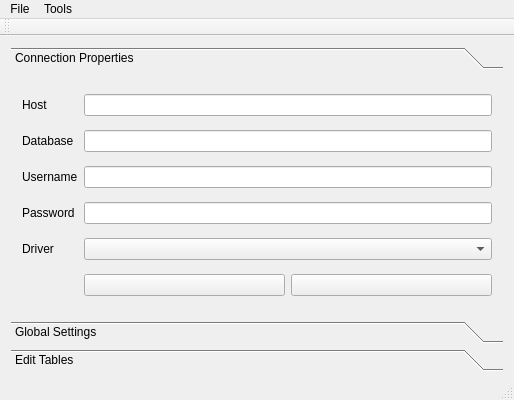
Before: the Qt Designer form conf_app/conf_app.ui in doublebyte1/app_solution, drawn with Qt 5.
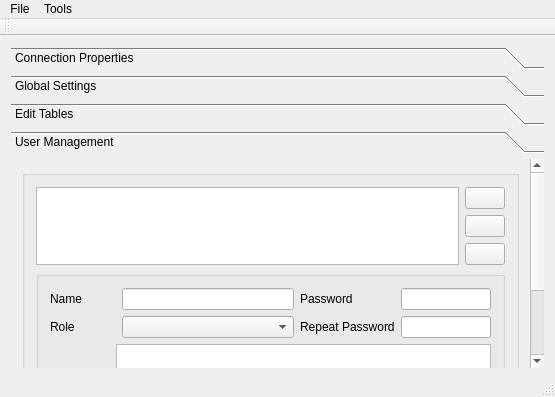
After: the same form once the commit is applied. The open tabs and pages were chosen to show the change. Icons and pictures are not drawn.

Commit message: - Fixed bug of not updating the process type, when navigating through the tabs; - Fixed bug of not cleaning all active queries when disconnecting from db (conf_app) - Updating various strings (app_new) - Started implementing UI for user managing: * created the forms on the designer * created code for previewing the users on the db * created code for adding new user * refactored code to make it general (also applicable to roles)y

Diff of the .ui file:
```diff
--- a/conf_app/conf_app.ui
+++ b/conf_app/conf_app.ui
@@ -6,8 +6,8 @@
    <rect>
     <x>0</x>
     <y>0</y>
-    <width>514</width>
-    <height>400</height>
+    <width>555</width>
+    <height>397</height>
    </rect>
   </property>
   <property name="windowTitle">
@@ -18,8 +18,8 @@
     <normaloff>:/conf_app/conf_app.ico</normaloff>:/conf_app/conf_app.ico</iconset>
   </property>
   <widget class="QWidget" name="centralWidget">
-   <layout class="QGridLayout" name="gridLayout_3">
-    <item row="0" column="0">
+   <layout class="QVBoxLayout" name="verticalLayout_7">
+    <item>
      <widget class="QToolBox" name="toolBox">
       <property name="currentIndex">
        <number>0</number>
@@ -29,8 +29,8 @@
         <rect>
          <x>0</x>
          <y>0</y>
-         <width>496</width>
-         <height>251</height>
+         <width>537</width>
+         <height>221</height>
         </rect>
        </property>
        <attribute name="label">
@@ -391,6 +391,241 @@
         </item>
        </layout>
       </widget>
+      <widget class="QWidget" name="page_2">
+       <property name="geometry">
+        <rect>
+         <x>0</x>
+         <y>0</y>
+         <width>521</width>
+         <height>308</height>
+        </rect>
+       </property>
+       <attribute name="label">
+        <string>User Management</string>
+       </attribute>
+       <layout class="QVBoxLayout" name="verticalLayout_6">
+        <item>
+         <widget class="QGroupBox" name="groupUsers">
+          <property name="title">
+           <string/>
+          </property>
+          <layout class="QVBoxLayout" name="verticalLayout_9">
+           <item>
+            <layout class="QHBoxLayout" name="horizontalLayout_10">
+             <item>
+              <widget class="QTableView" name="tableUsers">
+               <property name="sizePolicy">
+                <sizepolicy hsizetype="Expanding" vsizetype="Expanding">
+                 <horstretch>0</horstretch>
+                 <verstretch>0</verstretch>
+                </sizepolicy>
+               </property>
+              </widget>
+             </item>
+             <item>
+              <layout class="QVBoxLayout" name="verticalLayout_4">
+               <item>
+                <widget class="QPushButton" name="pushNewUser">
+                 <property name="toolTip">
+                  <string>Create new user</string>
+                 </property>
+                 <property name="statusTip">
+                  <string>Create new user</string>
+                 </property>
+                 <property name="whatsThis">
+                  <string>Creates new user</string>
+                 </property>
+                 <property name="text">
+                  <string/>
+                 </property>
+                 <property name="icon">
+                  <iconset resource="conf_app.qrc">
+                   <normaloff>:/conf_app/filenew.png</normaloff>:/conf_app/filenew.png</iconset>
+                 </property>
+                </widget>
+               </item>
+               <item>
+                <widget class="QPushButton" name="pushEdit">
+                 <property name="sizePolicy">
+                  <sizepolicy hsizetype="Preferred" vsizetype="Fixed">
+                   <horstretch>0</horstretch>
+                   <verstretch>0</verstretch>
+                  </sizepolicy>
+                 </property>
+                 <property name="toolTip">
+                  <string>Edit user</string>
+                 </property>
+                 <property name="statusTip">
+                  <string>Edit user</string>
+                 </property>
+                 <property name="whatsThis">
+                  <string>Edits user</string>
+                 </property>
+                 <property name="text">
+                  <string/>
+                 </property>
+                 <property name="icon">
+                  <iconset resource="conf_app.qrc">
+                   <normaloff>:/conf_app/pencil.png</normaloff>:/conf_app/pencil.png</iconset>
+                 </property>
+                 <property name="checkable">
+                  <bool>true</bool>
+                 </property>
+                </widget>
+               </item>
+               <item>
+                <widget class="QPushButton" name="pushRemove_2">
+                 <property name="sizePolicy">
+                  <sizepolicy hsizetype="Preferred" vsizetype="Fixed">
+                   <horstretch>0</horstretch>
+                   <verstretch>0</verstretch>
+                  </sizepolicy>
+                 </property>
+                 <property name="toolTip">
+                  <string>Remove user</string>
+                 </property>
+                 <property name="statusTip">
+                  <string>Remove user</string>
+                 </property>
+                 <property name="whatsThis">
+                  <string>Removes user</string>
+                 </property>
+                 <property name="text">
+                  <string/>
+                 </property>
+                 <property name="icon">
+                  <iconset resource="conf_app.qrc">
+                   <normaloff>:/conf_app/cancel.png</normaloff>:/conf_app/cancel.png</iconset>
+                 </property>
+                 <property name="shortcut">
+                  <string>Del</string>
+                 </property>
+                </widget>
+               </item>
+              </layout>
+             </item>
+            </layout>
+           </item>
+           <item>
+            <widget class="QGroupBox" name="groupUsersDetail">
+             <property name="title">
+              <string/>
+             </property>
+             <layout class="QGridLayout" name="gridLayout_6">
+              <item row="0" column="0">
+               <layout class="QGridLayout" name="gridLayout_5">
+                <item row="0" column="0">
+                 <widget class="QLabel" name="label_4">
+                  <property name="text">
+                   <string>Name</string>
+                  </property>
+                  <property name="buddy">
+                   <cstring>lineUser</cstring>
+                  </property>
+                 </widget>
+                </item>
+                <item row="1" column="0">
+                 <widget class="QLabel" name="label_5">
+                  <property name="text">
+                   <string>Role</string>
+                  </property>
+                  <property name="buddy">
+                   <cstring>comboRole</cstring>
+                  </property>
+                 </widget>
+                </item>
+               </layout>
+              </item>
+              <item row="0" column="2">
+               <layout class="QVBoxLayout" name="verticalLayout_8">
+                <item>
+                 <widget class="QLineEdit" name="lineUser"/>
+                </item>
+                <item>
+                 <widget class="QComboBox" name="comboRole"/>
+                </item>
+               </layout>
+              </item>
+              <item row="0" column="3" colspan="2">
+               <layout class="QGridLayout" name="gridLayout_3">
+                <item row="0" column="0">
+                 <widget class="QLabel" name="label_6">
+                  <property name="text">
+                   <string>Password</string>
+                  </property>
+                  <property name="buddy">
+                   <cstring>lineUserPassword</cstring>
+                  </property>
+                 </widget>
+                </item>
+                <item row="0" column="1" rowspan="2">
+                 <layout class="QVBoxLayout" name="verticalLayout_5">
+                  <item>
+                   <widget class="QLineEdit" name="lineUserPassword">
+                    <property name="echoMode">
+                     <enum>QLineEdit::Password</enum>
+                    </property>
+                   </widget>
+                  </item>
+                  <item>
+                   <widget class="QLineEdit" name="lineUserPassword_2">
+                    <property name="echoMode">
+                     <enum>QLineEdit::Password</enum>
+                    </property>
+                   </widget>
+                  </item>
+                 </layout>
+                </item>
+                <item row="1" column="0">
+                 <widget class="QLabel" name="label_8">
+                  <property name="text">
+                   <string>Repeat Password</string>
+                  </property>
+                  <property name="buddy">
+                   <cstring>lineUserPassword</cstring>
+                  </property>
+                 </widget>
+                </item>
+               </layout>
+              </item>
+              <item row="1" column="0">
+               <widget class="QLabel" name="label_7">
+                <property name="text">
+                 <string>Description</string>
+                </property>
+               </widget>
+              </item>
+              <item row="2" column="2" colspan="2">
+               <spacer name="horizontalSpacer_3">
+                <property name="orientation">
+                 <enum>Qt::Horizontal</enum>
+                </property>
+                <property name="sizeHint" stdset="0">
+                 <size>
+                  <width>197</width>
+                  <height>20</height>
+                 </size>
+                </property>
+               </spacer>
+              </item>
+              <item row="2" column="4">
+               <widget class="QDialogButtonBox" name="buttonBox">
+                <property name="standardButtons">
+                 <set>QDialogButtonBox::Apply|QDialogButtonBox::Close</set>
+                </property>
+               </widget>
+              </item>
+              <item row="1" column="1" colspan="4">
+               <widget class="QPlainTextEdit" name="textUserDesc"/>
+              </item>
+             </layout>
+            </widget>
+           </item>
+          </layout>
+         </widget>
+        </item>
+       </layout>
+      </widget>
      </widget>
     </item>
    </layout>
@@ -400,7 +635,7 @@
     <rect>
      <x>0</x>
      <y>0</y>
-     <width>514</width>
+     <width>555</width>
      <height>18</height>
     </rect>
    </property>
```
Left out of the diff: 74 changed lines with no effect on the pictures. The commit also changes 155 other files.
